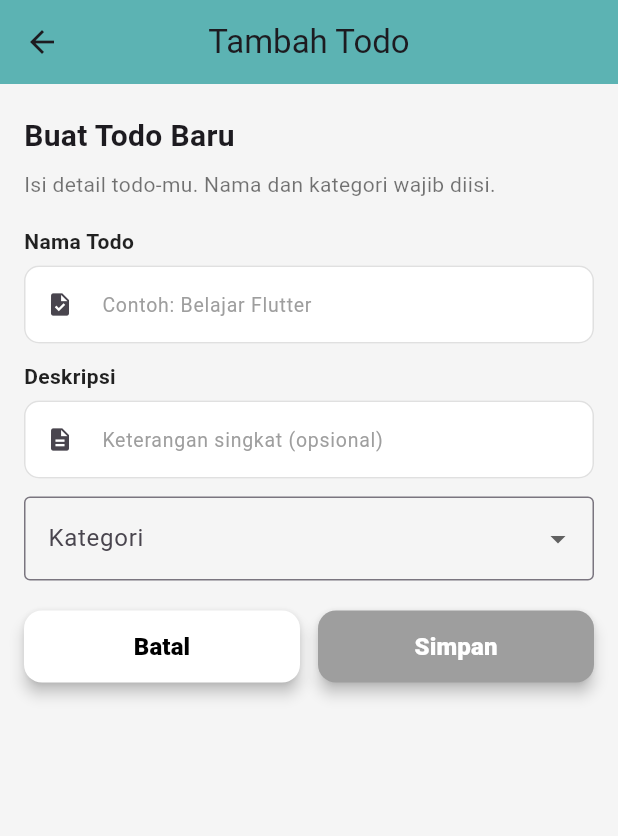
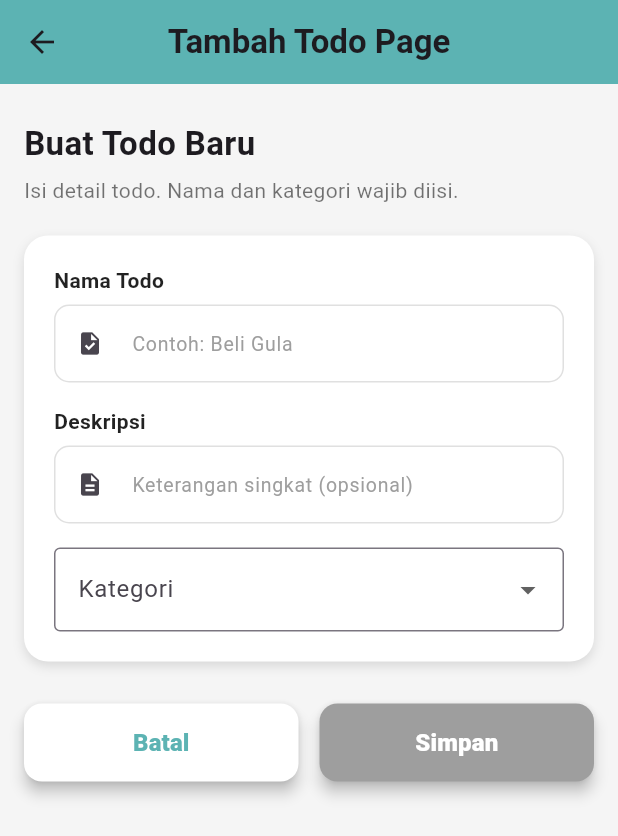
Before and after one commit to Mythiosss/tugas1_11PPLG2_mobiledev, a Flutter app: the AddTodoPage screen opened by its route, on a phone screen of 412 x 824 dp. Shown: the top 836 px of the screen. Run offline on Flutter 3.47's test engine with Material 3 defaults, Android fonts, the light colour scheme and no system bars; our stand-ins replace get.

Commit message:
fix[MAF] fix bug todo page

```diff
--- a/lib/controllers/add_todo_controller.dart
+++ b/lib/controllers/add_todo_controller.dart
@@ -32,12 +32,14 @@ class AddTodoController extends GetxController {
         kategoriTodo: selectedKategori.value,
       ),
     );
-    Get.back();
+
     Get.snackbar(
       "Berhasil",
       "Kegiatan berhasil ditambahkan!",
       snackPosition: SnackPosition.BOTTOM,
     );
+
+    Get.back();
   }
 
   void clearFields() {
--- a/lib/controllers/auth_controller.dart
+++ b/lib/controllers/auth_controller.dart
@@ -26,7 +26,7 @@ class AuthController extends GetxController {
         colorText: Colors.white,
         duration: Duration(seconds: 2),
       );
-      Get.toNamed(AppRoutes.mainMenuPage);
+      Get.offNamed(AppRoutes.mainMenuPage);
     } else {
       Get.snackbar(
         "Auth",
--- a/lib/controllers/todo_controller.dart
+++ b/lib/controllers/todo_controller.dart
@@ -15,7 +15,7 @@ class TodoController extends GetxController {
   @override
   void onInit() {
     super.onInit();
-    // Pastikan dummy cuma ditambahkan kalau list masih kosong
+
     if (todos.isEmpty) {
       todos.addAll([
         TodoModel(
@@ -54,7 +54,7 @@ class TodoController extends GetxController {
     todos.refresh();
   }
 
-  void deleteTodo(int index) {
+    void deleteTodo(int index) {
     if (index < 0 || index >= todos.length) return;
     final removed = todos.removeAt(index);
     removed.completedAt = DateTime.now();
--- a/lib/fragments/add_todo_page.dart
+++ b/lib/fragments/add_todo_page.dart
@@ -12,7 +12,6 @@ class AddTodoPage extends StatelessWidget {
 
   final List<String> _categories = const ['Sekolah', 'Pribadi', 'Pekerjaan'];
 
-  // warna mint konsisten
   final mint = const Color(0xFF7FD6D6);
   final mintDark = const Color(0xFF5CB3B3);
 
@@ -21,38 +20,56 @@ class AddTodoPage extends StatelessWidget {
     return Scaffold(
       backgroundColor: Colors.grey.shade100,
       appBar: AppBar(
-        title: const Text('Tambah Todo'),
+        title: const Text(
+          'Tambah Todo Page',
+          style: TextStyle(fontWeight: FontWeight.bold),
+        ),
         centerTitle: true,
         elevation: 0,
         backgroundColor: mintDark,
       ),
       body: SafeArea(
         child: SingleChildScrollView(
-          padding: const EdgeInsets.fromLTRB(16, 20, 16, 24),
+          padding: const EdgeInsets.fromLTRB(16, 24, 16, 24),
           child: Column(
-            crossAxisAlignment: CrossAxisAlignment.start,
+            crossAxisAlignment: CrossAxisAlignment.stretch,
             children: [
               const Text(
                 'Buat Todo Baru',
                 style: TextStyle(
-                  fontSize: 20,
+                  fontSize: 22,
                   fontWeight: FontWeight.bold,
                 ),
               ),
-              const SizedBox(height: 8),
+              const SizedBox(height: 6),
               const Text(
-                'Isi detail todo-mu. Nama dan kategori wajib diisi.',
+                'Isi detail todo. Nama dan kategori wajib diisi.',
                 style: TextStyle(fontSize: 14, color: Colors.black54),
               ),
-              const SizedBox(height: 18),
+              const SizedBox(height: 20),
 
+              Container(
+                padding: const EdgeInsets.all(20),
+                decoration: BoxDecoration(
+                  color: Colors.white,
+                  borderRadius: BorderRadius.circular(16),
+                  boxShadow: [
+                    BoxShadow(
+                      color: Colors.black12,
+                      blurRadius: 6,
+                      offset: const Offset(0, 3),
+                    ),
+                  ],
+                ),
+                child: Column(
+                  children: [
                     CustomTextField(
                       controller: c.namaController,
                       label: 'Nama Todo',
-                hint: 'Contoh: Belajar Flutter',
+                      hint: 'Contoh: Beli Gula',
                       prefixIcon: Icons.task,
                     ),
-              const SizedBox(height: 12),
+                    const SizedBox(height: 16),
 
                     CustomTextField(
                       controller: c.deskripsiController,
@@ -61,7 +78,7 @@ class AddTodoPage extends StatelessWidget {
                       prefixIcon: Icons.description,
                       keyboardType: TextInputType.multiline,
                     ),
-              const SizedBox(height: 12),
+                    const SizedBox(height: 16),
 
                     Obx(
                           () => CustomDropdown(
@@ -73,25 +90,28 @@ class AddTodoPage extends StatelessWidget {
                         label: 'Kategori',
                       ),
                     ),
+                  ],
+                ),
+              ),
 
-              const SizedBox(height: 20),
+              const SizedBox(height: 28),
 
+              // Tombol Aksi
               Row(
                 children: [
                   Expanded(
                     child: CustomButton(
                       text: 'Batal',
-                      textColor: Colors.black,
+                      textColor: mintDark,
                       bgColor: Colors.white,
                       onPressed: () {
                         c.clearFields();
                         Get.back();
                       },
-                      height: 48,
+                      height: 52,
                     ),
                   ),
-                  const SizedBox(width: 12),
-
+                  const SizedBox(width: 14),
                   Expanded(
                     child: Obx(() {
                       final isCategoryOk =
@@ -105,7 +125,9 @@ class AddTodoPage extends StatelessWidget {
                         textColor: Colors.white,
                         bgColor: enabled ? mintDark : Colors.grey,
                         onPressed: enabled
-                            ? () => c.addTodo()
+                            ? () {
+                          c.addTodo();
+                        }
                             : () {
                           Get.snackbar(
                             'Todo Info',
@@ -113,7 +135,7 @@ class AddTodoPage extends StatelessWidget {
                             snackPosition: SnackPosition.BOTTOM,
                           );
                         },
-                        height: 48,
+                        height: 52,
                       );
                     }),
                   ),
--- a/lib/fragments/login_page.dart
+++ b/lib/fragments/login_page.dart
@@ -78,7 +78,6 @@ class LoginPage extends StatelessWidget {
 
               const SizedBox(height: 28),
 
-              // modern card form
               Padding(
                 padding: const EdgeInsets.symmetric(horizontal: 22.0),
                 child: Container(
```
Lines whose indentation alone changed are shown as unchanged.
